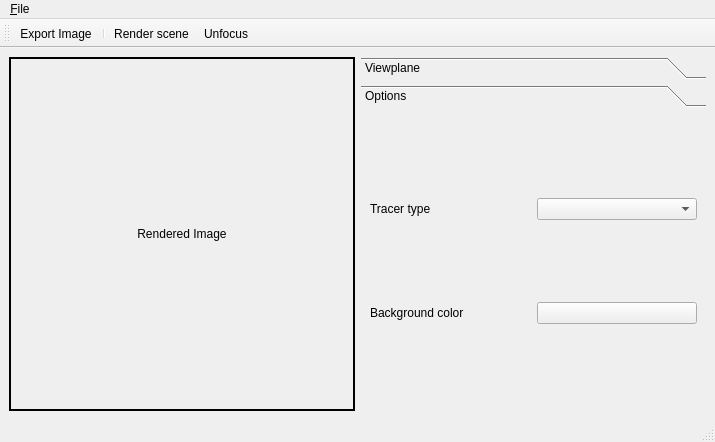
Before: the Qt Designer form lib/mainwindow.ui in thiagowfx/raytracer-lcg-2014, drawn with Qt 5.
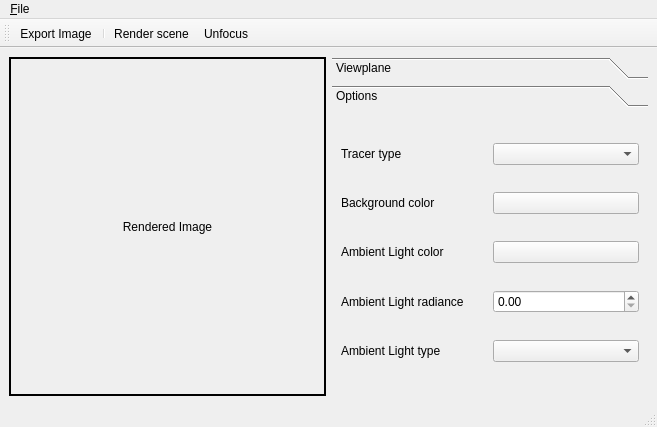
After: the same form once the commit is applied. The open tabs and pages were chosen to show the change. Icons and pictures are not drawn.

What changed in the file:
```diff
--- a/lib/mainwindow.ui
+++ b/lib/mainwindow.ui
@@ -6,8 +6,8 @@
    <rect>
     <x>0</x>
     <y>0</y>
-    <width>715</width>
-    <height>442</height>
+    <width>657</width>
+    <height>427</height>
    </rect>
   </property>
   <property name="windowTitle">
@@ -177,38 +177,72 @@
         <rect>
          <x>0</x>
          <y>0</y>
-         <width>345</width>
-         <height>279</height>
+         <width>316</width>
+         <height>264</height>
         </rect>
        </property>
        <attribute name="label">
         <string>Options</string>
        </attribute>
        <layout class="QGridLayout" name="gridLayout_3">
-        <item row="0" column="0">
+        <item row="4" column="3">
+         <widget class="QComboBox" name="ambientLightTypeComboBox"/>
+        </item>
+        <item row="0" column="1">
          <widget class="QLabel" name="tracerTypeLabel">
           <property name="text">
            <string>Tracer type</string>
           </property>
          </widget>
         </item>
-        <item row="0" column="1">
+        <item row="0" column="3">
          <widget class="QComboBox" name="tracerTypeComboBox"/>
         </item>
-        <item row="1" column="0">
+        <item row="2" column="1">
+         <widget class="QLabel" name="ambientLightColorLabel">
+          <property name="text">
+           <string>Ambient Light color</string>
+          </property>
+         </widget>
+        </item>
+        <item row="4" column="1">
+         <widget class="QLabel" name="ambientLightTypeLabel">
+          <property name="text">
+           <string>Ambient Light type</string>
+          </property>
+         </widget>
+        </item>
+        <item row="1" column="3">
+         <widget class="QPushButton" name="backgroundColorPushButton">
+          <property name="text">
+           <string/>
+          </property>
+         </widget>
+        </item>
+        <item row="2" column="3">
+         <widget class="QPushButton" name="ambientLightColorPushButton">
+          <property name="text">
+           <string/>
+          </property>
+         </widget>
+        </item>
+        <item row="1" column="1">
          <widget class="QLabel" name="backgroundColorLabel">
           <property name="text">
            <string>Background color</string>
           </property>
          </widget>
         </item>
-        <item row="1" column="1">
-         <widget class="QPushButton" name="backgroundColorPushButton">
+        <item row="3" column="1">
+         <widget class="QLabel" name="ambientLightRadianceLabel">
           <property name="text">
-           <string/>
+           <string>Ambient Light radiance</string>
           </property>
          </widget>
         </item>
+        <item row="3" column="3">
+         <widget class="QDoubleSpinBox" name="ambientLightRadianceDoubleSpinBox"/>
+        </item>
        </layout>
       </widget>
      </widget>
@@ -220,7 +254,7 @@
     <rect>
      <x>0</x>
      <y>0</y>
-     <width>715</width>
+     <width>657</width>
      <height>22</height>
     </rect>
    </property>
```
Left out of the diff: 4 changed lines with no effect on the pictures.
